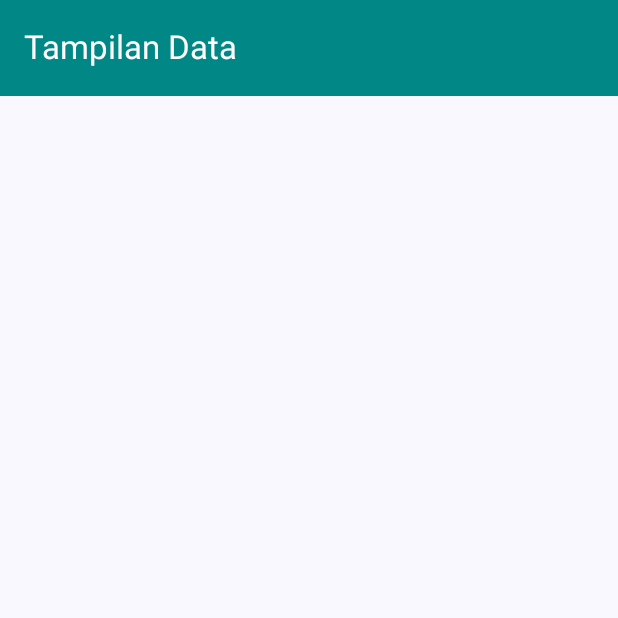
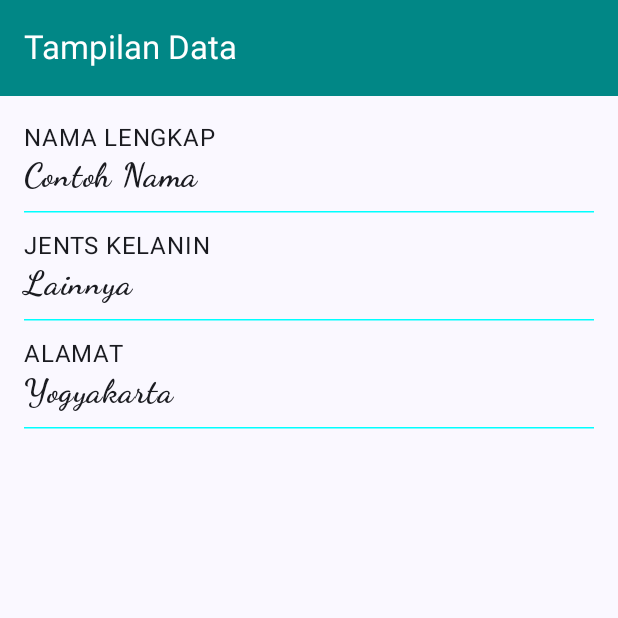
Before and after one commit to asyiraafnufail/QuestNavigasiTugas_079, an Android app built with Jetpack Compose: the composable TampilData shown on its own in the app's theme, on a phone screen of 412 x 824 dp, the top half of it. Run offline under Robolectric (Android 15) with nearby library versions, the phone set to English and light mode, and no system bars.

Commit message:
Menambahkan items for each

```diff
--- a/app/src/main/java/com/example/tugasnavigasi/view/TampilData.kt
+++ b/app/src/main/java/com/example/tugasnavigasi/view/TampilData.kt
@@ -5,6 +5,7 @@ import androidx.compose.foundation.layout.Column
 import androidx.compose.foundation.layout.fillMaxSize
 import androidx.compose.foundation.layout.padding
 import androidx.compose.material3.ExperimentalMaterial3Api
+import androidx.compose.material3.HorizontalDivider
 import androidx.compose.material3.Scaffold
 import androidx.compose.material3.Text
 import androidx.compose.material3.TopAppBar
@@ -15,6 +16,10 @@ import androidx.compose.ui.graphics.Color
 import androidx.compose.ui.res.colorResource
 import androidx.compose.ui.res.dimensionResource
 import androidx.compose.ui.res.stringResource
+import androidx.compose.ui.text.font.FontFamily
+import androidx.compose.ui.text.font.FontWeight
+import androidx.compose.ui.unit.dp
+import androidx.compose.ui.unit.sp
 import com.example.tugasnavigasi.R
 
 @OptIn(ExperimentalMaterial3Api::class)
@@ -54,7 +59,18 @@ fun TampilData(
                 modifier = Modifier.padding(dimensionResource(id = R.dimen.padding_medium)),
                 verticalArrangement = Arrangement.spacedBy(dimensionResource(id = R.dimen.padding_small))
             ){
-
+                items.forEach { item ->
+                    Column {
+                        Text(text = item.first.uppercase(), fontSize = 16.sp)
+                        Text(
+                            text = item.second,
+                            fontWeight = FontWeight.Bold,
+                            fontFamily = FontFamily.Cursive,
+                            fontSize = 22.sp
+                        )
+                    }
+                    HorizontalDivider(thickness = 1.dp, color = Color.Cyan)
+                }
             }
         }
     }
```
